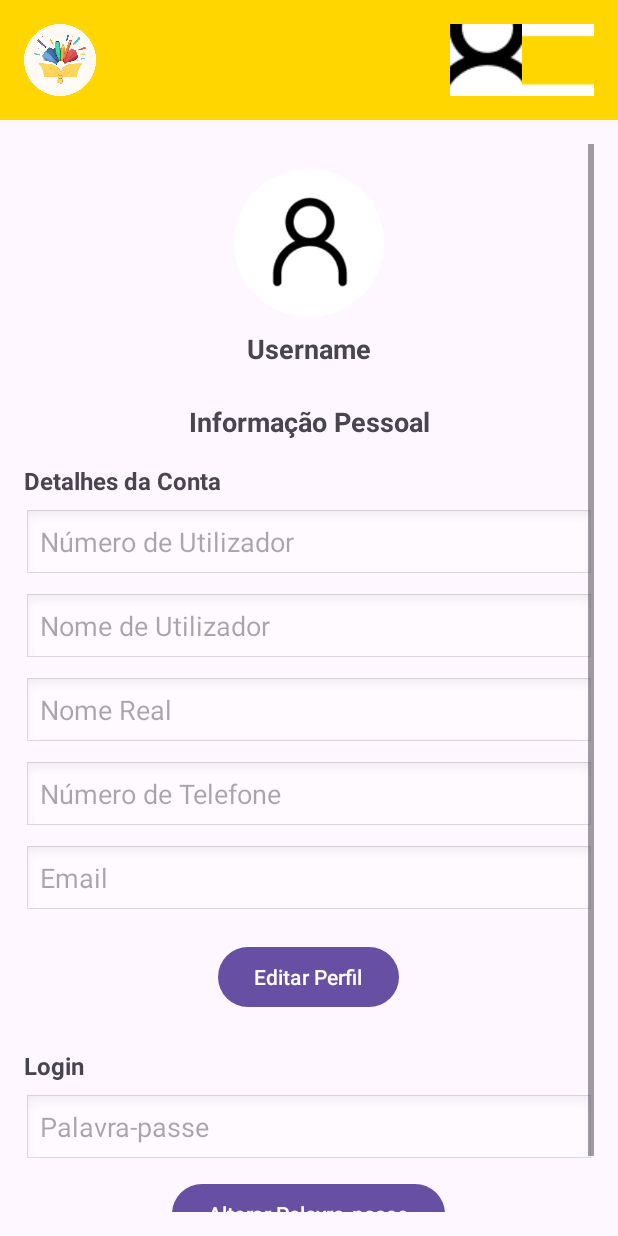
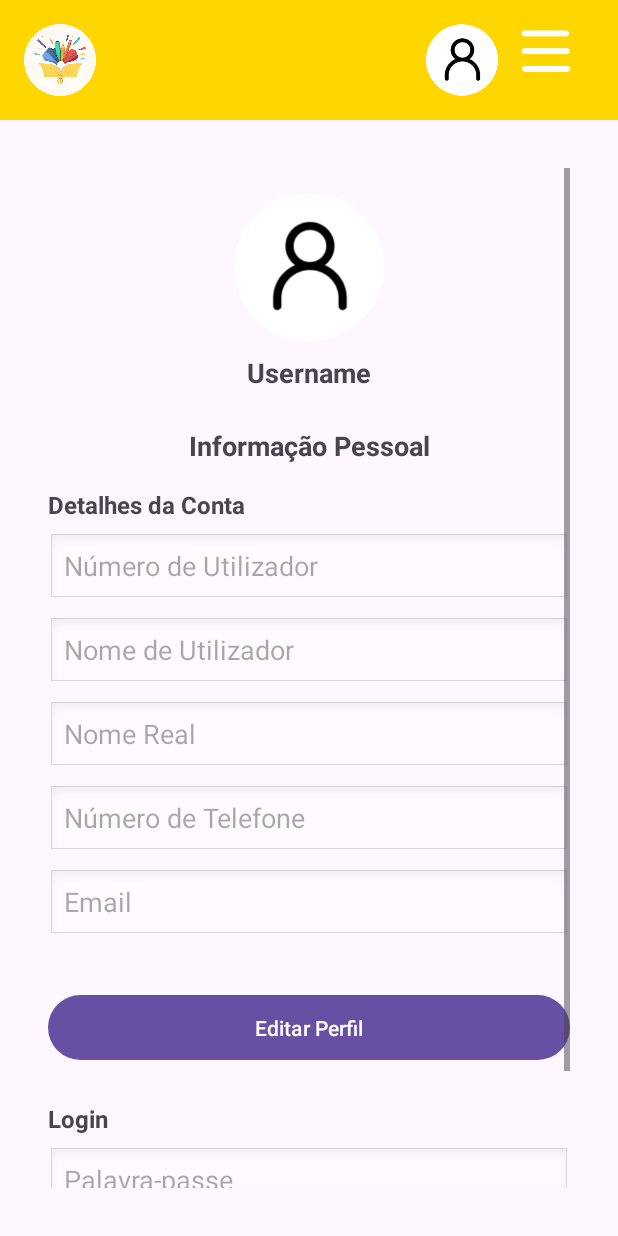
Before and after one commit to luispaiva09/COMMOV_StudyShare, an Android app: the PerfilActivity screen opened directly, with no data from a screen before it, on a phone screen of 412 x 824 dp. Run offline under Robolectric (Android 15) with nearby library versions, the phone set to English and light mode, and no system bars.

Commit message:
activity_perfil

```diff
--- a/app/src/main/res/layout/activity_perfil.xml
+++ b/app/src/main/res/layout/activity_perfil.xml
@@ -10,6 +10,7 @@
         android:layout_height="match_parent"
         android:orientation="vertical">
 
+        <!-- Cabeçalho -->
         <LinearLayout
             android:layout_width="match_parent"
             android:layout_height="wrap_content"
@@ -22,7 +23,8 @@
                 android:layout_width="48dp"
                 android:layout_height="48dp"
                 android:src="@drawable/logo"
-                android:contentDescription="Logo" />
+                android:contentDescription="Logo"
+                android:scaleType="fitCenter" />
 
             <Space
                 android:layout_width="0dp"
@@ -35,7 +37,9 @@
                 android:layout_height="48dp"
                 android:background="@android:color/transparent"
                 android:src="@drawable/perfil"
-                android:contentDescription="Perfil" />
+                android:contentDescription="Perfil"
+                android:scaleType="fitCenter"
+                android:layout_marginEnd="8dp" />
 
             <ImageButton
                 android:id="@+id/buttonMenu"
@@ -43,15 +47,20 @@
                 android:layout_height="48dp"
                 android:background="@android:color/transparent"
                 android:src="@drawable/sidebar"
-                android:contentDescription="Menu" />
+                android:contentDescription="Menu"
+                android:scaleType="fitCenter"
+                android:layout_marginEnd="8dp" />
         </LinearLayout>
 
+        <!-- Conteúdo rolável -->
         <ScrollView
+            android:id="@+id/scrollViewPerfil"
             android:layout_width="match_parent"
             android:layout_height="match_parent"
-            android:padding="16dp">
+            android:padding="32dp">
 
             <LinearLayout
+                android:id="@+id/perfilLayout"
                 android:layout_width="match_parent"
                 android:layout_height="wrap_content"
                 android:orientation="vertical"
@@ -138,11 +147,12 @@
 
                 <Button
                     android:id="@+id/buttonEditarPerfil"
-                    android:layout_width="wrap_content"
+                    android:layout_width="match_parent"
                     android:layout_height="wrap_content"
                     android:text="Editar Perfil"
-                    android:layout_gravity="center_horizontal"
-                    android:layout_marginBottom="24dp" />
+                    android:layout_marginTop="16dp"
+                    android:layout_marginBottom="24dp"
+                    android:padding="12dp" />
 
                 <TextView
                     android:layout_width="match_parent"
@@ -163,11 +173,12 @@
 
                 <Button
                     android:id="@+id/buttonAlterarPassword"
-                    android:layout_width="wrap_content"
+                    android:layout_width="match_parent"
                     android:layout_height="wrap_content"
                     android:text="Alterar Palavra-passe"
-                    android:layout_gravity="center_horizontal"
-                    android:layout_marginBottom="32dp" />
+                    android:layout_marginTop="16dp"
+                    android:layout_marginBottom="32dp"
+                    android:padding="12dp" />
 
             </LinearLayout>
         </ScrollView>
```
